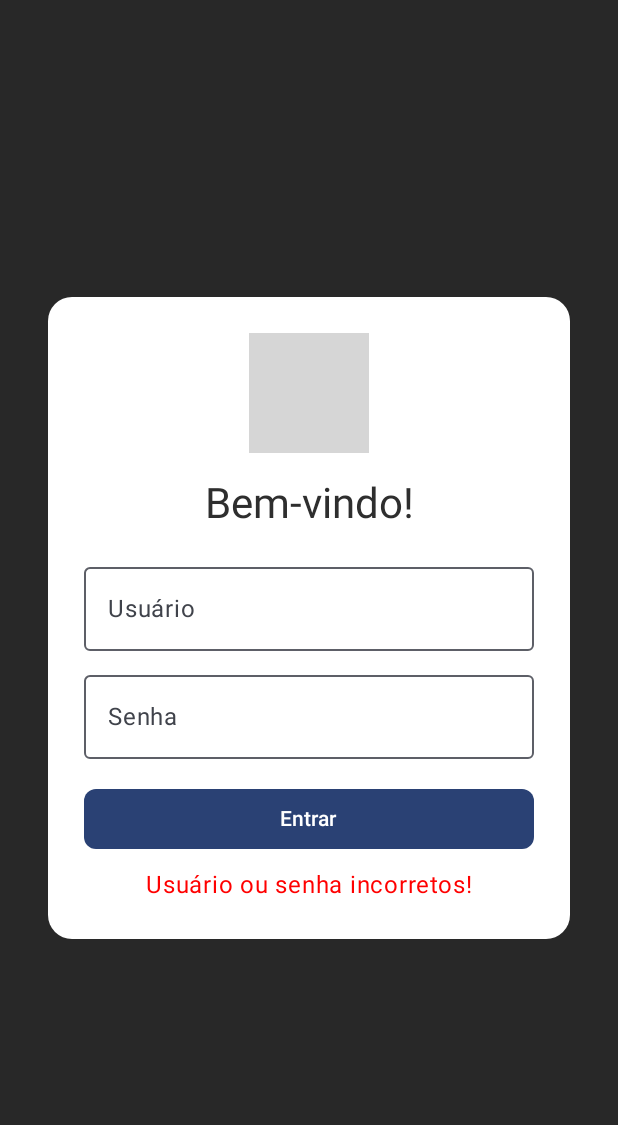
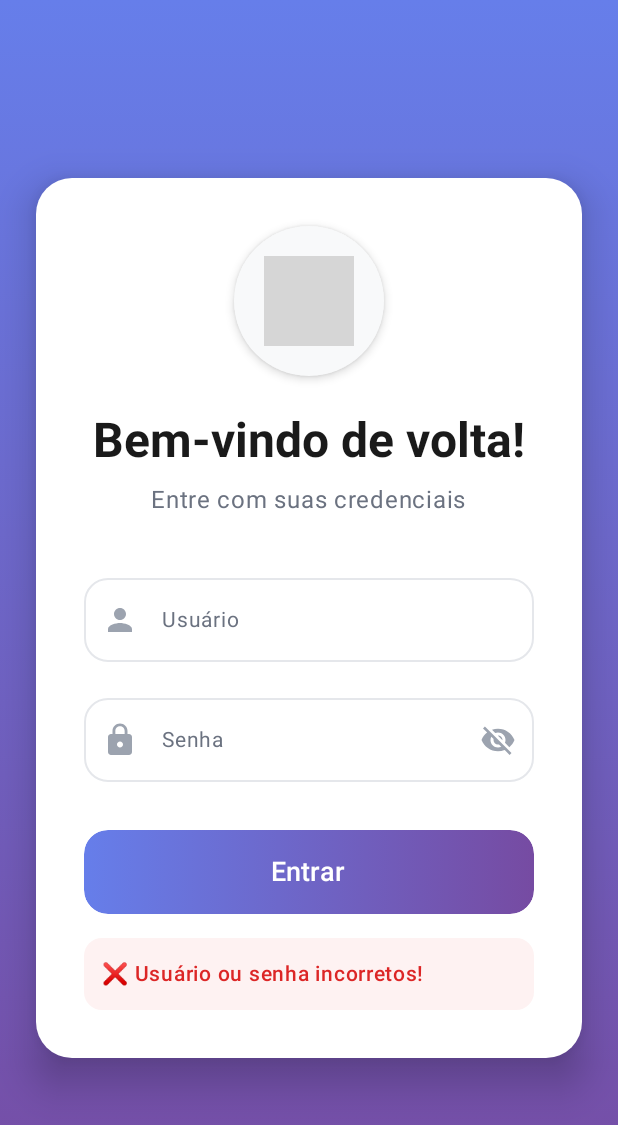
Before and after one commit to jesieldotdev/Kotlin-Android-Hello, an Android app built with Jetpack Compose: the MainActivity screen opened directly, with no data from a screen before it, after a tap on "Entrar", on a phone screen of 412 x 824 dp. Shown: the top 1125 px of the screen. Run offline under Robolectric (Android 15) with nearby library versions, the phone set to English and light mode, and no system bars; pictures from the network do not load; grey boxes are pictures that could not be loaded.

Commit message:
feat: beatifull components

```diff
--- a/app/build.gradle.kts
+++ b/app/build.gradle.kts
@@ -51,6 +51,7 @@ dependencies {
     implementation(libs.androidx.material3)
     implementation(libs.coil.compose)
     implementation("io.coil-kt:coil-compose:2.4.0")
+    implementation ("androidx.compose.material:material-icons-extended:1.7.8")
     testImplementation(libs.junit)
     androidTestImplementation(libs.androidx.junit)
     androidTestImplementation(libs.androidx.espresso.core)
--- a/app/src/main/java/com/example/myapplication/LoginScreen.kt
+++ b/app/src/main/java/com/example/myapplication/LoginScreen.kt
@@ -3,12 +3,22 @@ package com.example.myapplication
 import androidx.compose.foundation.background
 import androidx.compose.foundation.layout.*
 import androidx.compose.foundation.shape.RoundedCornerShape
+import androidx.compose.material.icons.Icons
+import androidx.compose.material.icons.filled.Person
+import androidx.compose.material.icons.filled.Lock
+import androidx.compose.material.icons.filled.Visibility
+import androidx.compose.material.icons.filled.VisibilityOff
 import androidx.compose.material3.*
 import androidx.compose.runtime.*
 import androidx.compose.ui.Alignment
 import androidx.compose.ui.Modifier
+import androidx.compose.ui.draw.clip
+import androidx.compose.ui.graphics.Brush
 import androidx.compose.ui.graphics.Color
+import androidx.compose.ui.graphics.vector.ImageVector
+import androidx.compose.ui.text.font.FontWeight
 import androidx.compose.ui.text.input.PasswordVisualTransformation
+import androidx.compose.ui.text.input.VisualTransformation
 import androidx.compose.ui.unit.dp
 import androidx.compose.ui.unit.sp
 import coil.compose.AsyncImage
@@ -18,63 +28,231 @@ fun LoginScreen() {
     var username by remember { mutableStateOf("") }
     var password by remember { mutableStateOf("") }
     var showError by remember { mutableStateOf(false) }
+    var passwordVisible by remember { mutableStateOf(false) }
 
     Box(
         modifier = Modifier
             .fillMaxSize()
-            .background(Color(0xFF282828)),
+            .background(
+                brush = Brush.verticalGradient(
+                    colors = listOf(
+                        Color(0xFF667eea),
+                        Color(0xFF764ba2)
+                    )
+                )
+            ),
         contentAlignment = Alignment.Center
+    ) {
+        Surface(
+            modifier = Modifier
+                .padding(24.dp)
+                .fillMaxWidth(),
+            shape = RoundedCornerShape(24.dp),
+            color = Color.White,
+            shadowElevation = 16.dp,
+            tonalElevation = 8.dp
         ) {
             Column(
                 modifier = Modifier
-                .padding(32.dp)
-                .background(Color.White, shape = RoundedCornerShape(16.dp))
-                .padding(24.dp),
+                    .padding(32.dp),
                 horizontalAlignment = Alignment.CenterHorizontally
             ) {
-            // LOGO DA INTERNET
+                // Logo com fundo circular
+                Surface(
+                    modifier = Modifier.size(100.dp),
+                    shape = RoundedCornerShape(50.dp),
+                    color = Color(0xFFF8F9FA),
+                    shadowElevation = 4.dp
+                ) {
                     LogoFromInternet()
-            Spacer(modifier = Modifier.height(16.dp))
+                }
+
+                Spacer(modifier = Modifier.height(24.dp))
+
                 Text(
-                text = "Bem-vindo!",
-                fontSize = 28.sp,
-                color = Color(0xFF2E2E2E),
+                    text = "Bem-vindo de volta!",
+                    fontSize = 32.sp,
+                    fontWeight = FontWeight.Bold,
+                    color = Color(0xFF1A1A1A),
                     style = MaterialTheme.typography.headlineMedium
                 )
-            Spacer(modifier = Modifier.height(16.dp))
-            OutlinedTextField(
+
+                Text(
+                    text = "Entre com suas credenciais",
+                    fontSize = 16.sp,
+                    color = Color(0xFF6B7280),
+                    modifier = Modifier.padding(top = 8.dp)
+                )
+
+                Spacer(modifier = Modifier.height(32.dp))
+
+                ModernTextInput(
+                    label = "Usuário",
                     value = username,
                     onValueChange = { username = it },
-                label = { Text("Usuário") },
-                singleLine = true,
-                modifier = Modifier.fillMaxWidth()
+                    leadingIcon = Icons.Default.Person
                 )
-            Spacer(modifier = Modifier.height(8.dp))
-            OutlinedTextField(
+
+                Spacer(modifier = Modifier.height(16.dp))
+
+                ModernPasswordInput(
+                    label = "Senha",
                     value = password,
                     onValueChange = { password = it },
-                label = { Text("Senha") },
-                visualTransformation = PasswordVisualTransformation(),
-                singleLine = true,
-                modifier = Modifier.fillMaxWidth()
+                    passwordVisible = passwordVisible,
+                    onPasswordVisibilityChange = { passwordVisible = !passwordVisible }
                 )
-            Spacer(modifier = Modifier.height(16.dp))
-            Button(
+
+                Spacer(modifier = Modifier.height(32.dp))
+
+                ModernButton(
                     onClick = {
                         showError = username != "admin" || password != "1234"
                     },
+                    text = "Entrar"
+                )
+
+                if (showError) {
+                    Spacer(modifier = Modifier.height(16.dp))
+                    Surface(
                         modifier = Modifier.fillMaxWidth(),
-                shape = RoundedCornerShape(8.dp)
+                        shape = RoundedCornerShape(12.dp),
+                        color = Color(0xFFFEF2F2)
                     ) {
-                Text("Entrar")
-            }
-            if (showError) {
-                Spacer(modifier = Modifier.height(8.dp))
                         Text(
-                    text = "Usuário ou senha incorretos!",
-                    color = Color.Red
+                            text = "❌ Usuário ou senha incorretos!",
+                            color = Color(0xFFDC2626),
+                            modifier = Modifier.padding(12.dp),
+                            fontSize = 14.sp,
+                            fontWeight = FontWeight.Medium
                         )
                     }
+                }
+            }
+        }
+    }
+}
+
+@Composable
+fun ModernTextInput(
+    label: String,
+    value: String,
+    onValueChange: (String) -> Unit,
+    leadingIcon: ImageVector
+) {
+    OutlinedTextField(
+        value = value,
+        onValueChange = onValueChange,
+        label = {
+            Text(
+                label,
+                color = Color(0xFF6B7280),
+                fontSize = 14.sp
+            )
+        },
+        leadingIcon = {
+            Icon(
+                imageVector = leadingIcon,
+                contentDescription = null,
+                tint = Color(0xFF9CA3AF)
+            )
+        },
+        singleLine = true,
+        modifier = Modifier.fillMaxWidth(),
+        shape = RoundedCornerShape(16.dp),
+        colors = OutlinedTextFieldDefaults.colors(
+            focusedBorderColor = Color(0xFF667eea),
+            unfocusedBorderColor = Color(0xFFE5E7EB),
+            focusedLabelColor = Color(0xFF667eea),
+            cursorColor = Color(0xFF667eea)
+        )
+    )
+}
+
+@Composable
+fun ModernPasswordInput(
+    label: String,
+    value: String,
+    onValueChange: (String) -> Unit,
+    passwordVisible: Boolean,
+    onPasswordVisibilityChange: () -> Unit
+) {
+    OutlinedTextField(
+        value = value,
+        onValueChange = onValueChange,
+        label = {
+            Text(
+                label,
+                color = Color(0xFF6B7280),
+                fontSize = 14.sp
+            )
+        },
+        leadingIcon = {
+            Icon(
+                imageVector = Icons.Default.Lock,
+                contentDescription = null,
+                tint = Color(0xFF9CA3AF)
+            )
+        },
+        trailingIcon = {
+            IconButton(onClick = onPasswordVisibilityChange) {
+                Icon(
+                    imageVector = if (passwordVisible) Icons.Default.Visibility else Icons.Default.VisibilityOff,
+                    contentDescription = if (passwordVisible) "Ocultar senha" else "Mostrar senha",
+                    tint = Color(0xFF9CA3AF)
+                )
+            }
+        },
+        visualTransformation = if (passwordVisible) VisualTransformation.None else PasswordVisualTransformation(),
+        singleLine = true,
+        modifier = Modifier.fillMaxWidth(),
+        shape = RoundedCornerShape(16.dp),
+        colors = OutlinedTextFieldDefaults.colors(
+            focusedBorderColor = Color(0xFF667eea),
+            unfocusedBorderColor = Color(0xFFE5E7EB),
+            focusedLabelColor = Color(0xFF667eea),
+            cursorColor = Color(0xFF667eea)
+        )
+    )
+}
+
+@Composable
+fun ModernButton(
+    onClick: () -> Unit,
+    text: String
+) {
+    Button(
+        onClick = onClick,
+        modifier = Modifier
+            .fillMaxWidth()
+            .height(56.dp),
+        shape = RoundedCornerShape(16.dp),
+        colors = ButtonDefaults.buttonColors(
+            containerColor = Color.Transparent
+        ),
+        contentPadding = PaddingValues()
+    ) {
+        Box(
+            modifier = Modifier
+                .fillMaxSize()
+                .background(
+                    brush = Brush.horizontalGradient(
+                        colors = listOf(
+                            Color(0xFF667eea),
+                            Color(0xFF764ba2)
+                        )
+                    ),
+                    shape = RoundedCornerShape(16.dp)
+                )
+                .clip(RoundedCornerShape(16.dp)),
+            contentAlignment = Alignment.Center
+        ) {
+            Text(
+                text = text,
+                color = Color.White,
+                fontSize = 18.sp,
+                fontWeight = FontWeight.SemiBold
+            )
         }
     }
 }
@@ -82,8 +260,10 @@ fun LoginScreen() {
 @Composable
 fun LogoFromInternet() {
     AsyncImage(
-        model = "https://upload.wikimedia.org/wikipedia/commons/a/ab/Logo_TV_2015.png", // Exemplo de URL
+        model = "https://upload.wikimedia.org/wikipedia/commons/a/ab/Logo_TV_2015.png",
         contentDescription = "Logo da Internet",
-        modifier = Modifier.size(80.dp)
+        modifier = Modifier
+            .size(60.dp)
+            .padding(20.dp)
     )
 }
```
Lines whose indentation alone changed are shown as unchanged.
